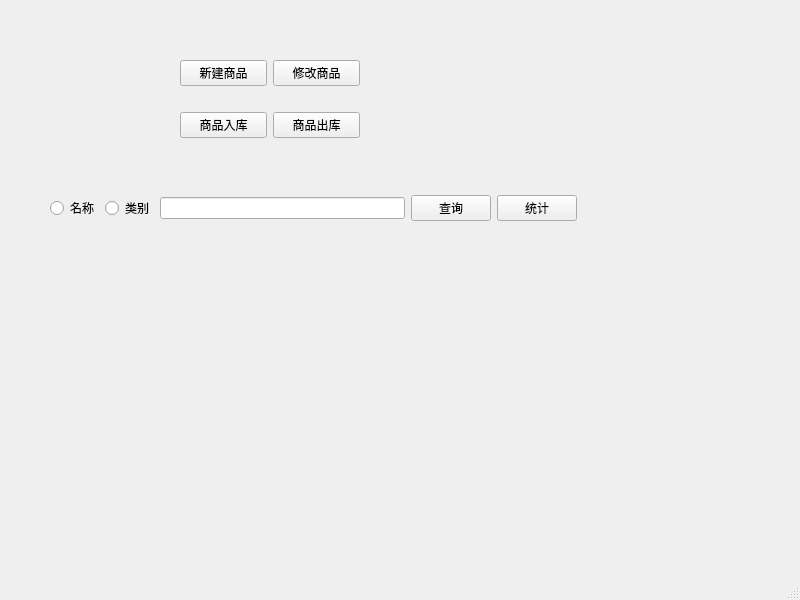
Before: the Qt Designer form Question1/mainwindow.ui in A-new-b/curriculum-design, drawn with Qt 5.
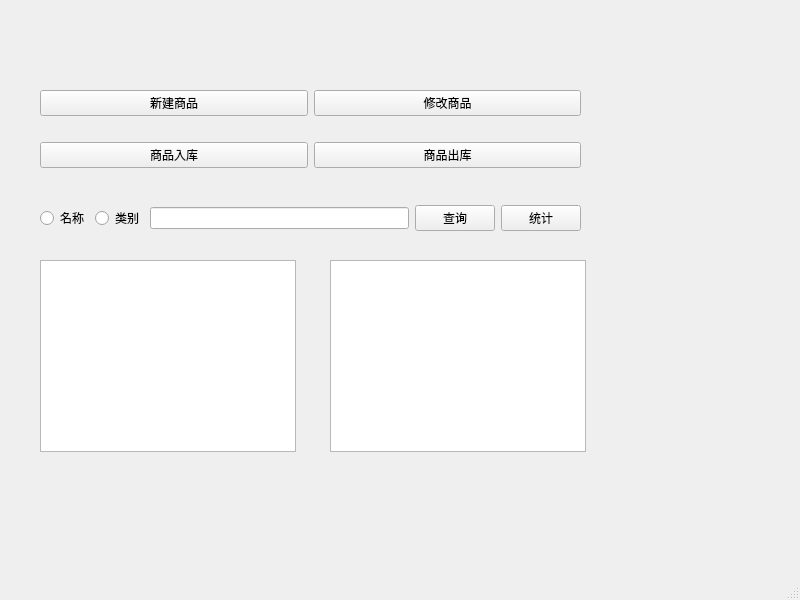
After: the same form once the commit is applied.

The edit to the form file:
```diff
--- a/Question1/mainwindow.ui
+++ b/Question1/mainwindow.ui
@@ -17,9 +17,9 @@
    <widget class="QWidget" name="layoutWidget">
     <property name="geometry">
      <rect>
-      <x>180</x>
-      <y>40</y>
-      <width>180</width>
+      <x>40</x>
+      <y>70</y>
+      <width>541</width>
       <height>118</height>
      </rect>
     </property>
@@ -65,9 +65,9 @@
    <widget class="QWidget" name="layoutWidget_2">
     <property name="geometry">
      <rect>
-      <x>50</x>
-      <y>190</y>
-      <width>527</width>
+      <x>40</x>
+      <y>200</y>
+      <width>541</width>
       <height>36</height>
      </rect>
     </property>
@@ -111,6 +111,26 @@
      </item>
     </layout>
    </widget>
+   <widget class="QTableView" name="category_table">
+    <property name="geometry">
+     <rect>
+      <x>40</x>
+      <y>260</y>
+      <width>256</width>
+      <height>192</height>
+     </rect>
+    </property>
+   </widget>
+   <widget class="QTableView" name="goods_table">
+    <property name="geometry">
+     <rect>
+      <x>330</x>
+      <y>260</y>
+      <width>256</width>
+      <height>192</height>
+     </rect>
+    </property>
+   </widget>
   </widget>
   <widget class="QMenuBar" name="menubar">
    <property name="geometry">
```
Left out of the diff: 10 changed lines with no effect on the pictures.
